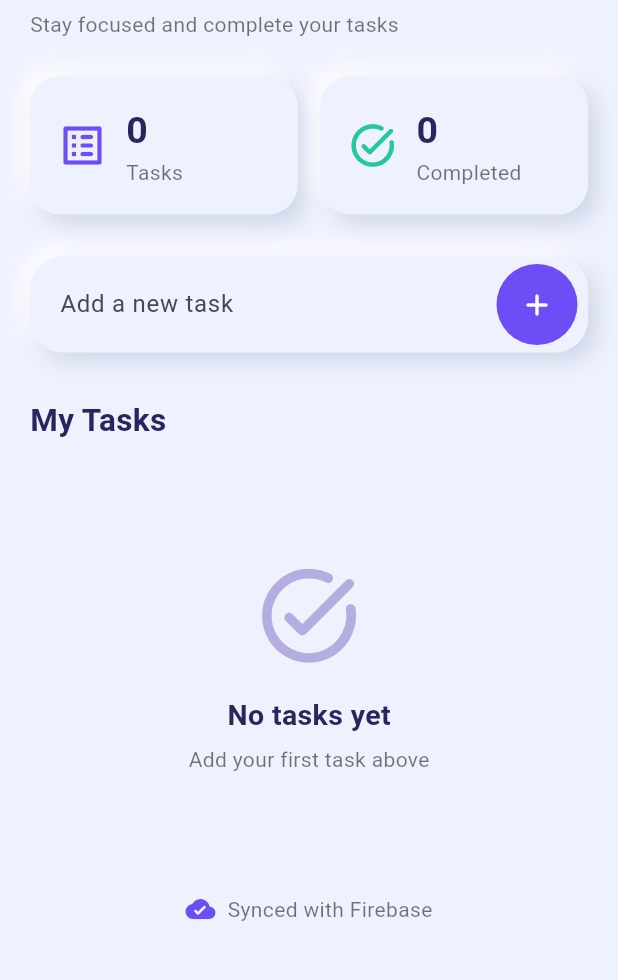
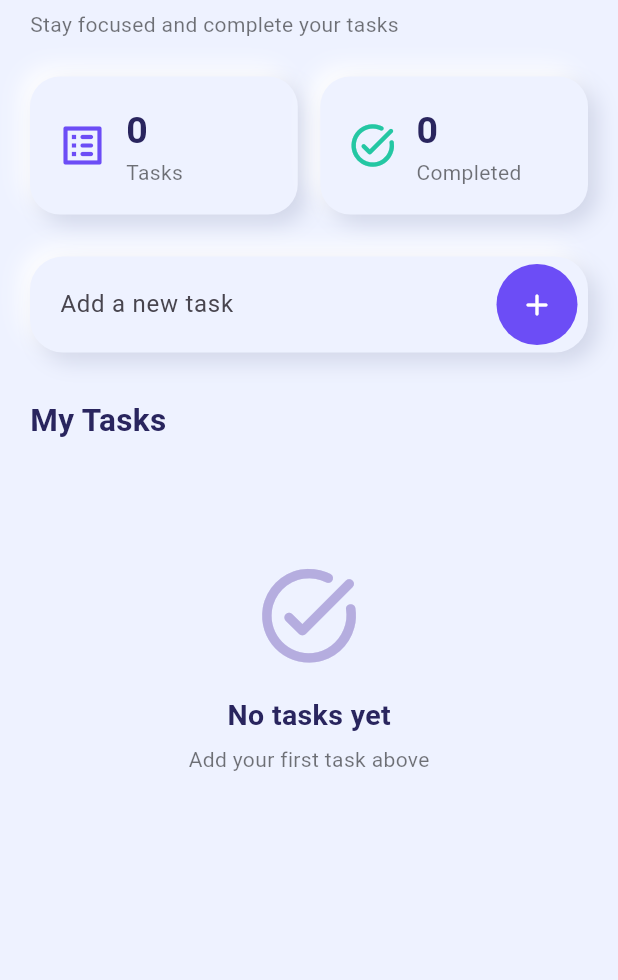
Before and after one commit to faraaz-ahmmed/Small-Flutter-Project, a Flutter app: the screen it shows after launch, on a phone screen of 412 x 824 dp, the part 174-1154 px from its top. Run offline on Flutter 3.47's test engine with Material 3 defaults, Android fonts, the phone set to English and light mode, and no system bars; our stand-ins replace cloud_firestore, firebase_core; accounts and stored records are empty.

Commit message:
update project

```diff
--- a/lib/views/todo_screen.dart
+++ b/lib/views/todo_screen.dart
@@ -223,12 +223,6 @@ class _TodoScreenState extends State<TodoScreen> {
             child: StreamBuilder<List<TaskModel>>(
               stream: viewModel.tasks,
               builder: (context, snapshot) {
-                if (snapshot.hasError) {
-                  return _message(
-                    Icons.cloud_off_rounded,
-                    'Unable to load tasks',
-                  );
-                }
 
                 if (!snapshot.hasData) {
                   return const Center(
@@ -331,25 +325,6 @@ class _TodoScreenState extends State<TodoScreen> {
                                   ),
                                 ),
                               const SizedBox(height: 20),
-                              const Center(
-                                child: Row(
-                                  mainAxisSize: MainAxisSize.min,
-                                  children: [
-                                    Icon(
-                                      Icons.cloud_done_rounded,
-                                      size: 20,
-                                      color: Color(0xff6c4df6),
-                                    ),
-                                    SizedBox(width: 8),
-                                    Text(
-                                      'Synced with Firebase',
-                                      style: TextStyle(
-                                        color: Colors.black54,
-                                      ),
-                                    ),
-                                  ],
-                                ),
-                              ),
                             ],
                           ),
                         ),
@@ -497,23 +472,5 @@ class _TodoScreenState extends State<TodoScreen> {
     );
   }
 
-  Widget _message(IconData icon, String message) {
-    return Center(
-      child: Column(
-        mainAxisSize: MainAxisSize.min,
-        children: [
-          Icon(
-            icon,
-            size: 65,
-            color: const Color(0xffef5364),
-          ),
-          const SizedBox(height: 15),
-          Text(
-            message,
-            style: const TextStyle(fontSize: 18),
-          ),
-        ],
-      ),
-    );
-  }
+
 }
```
